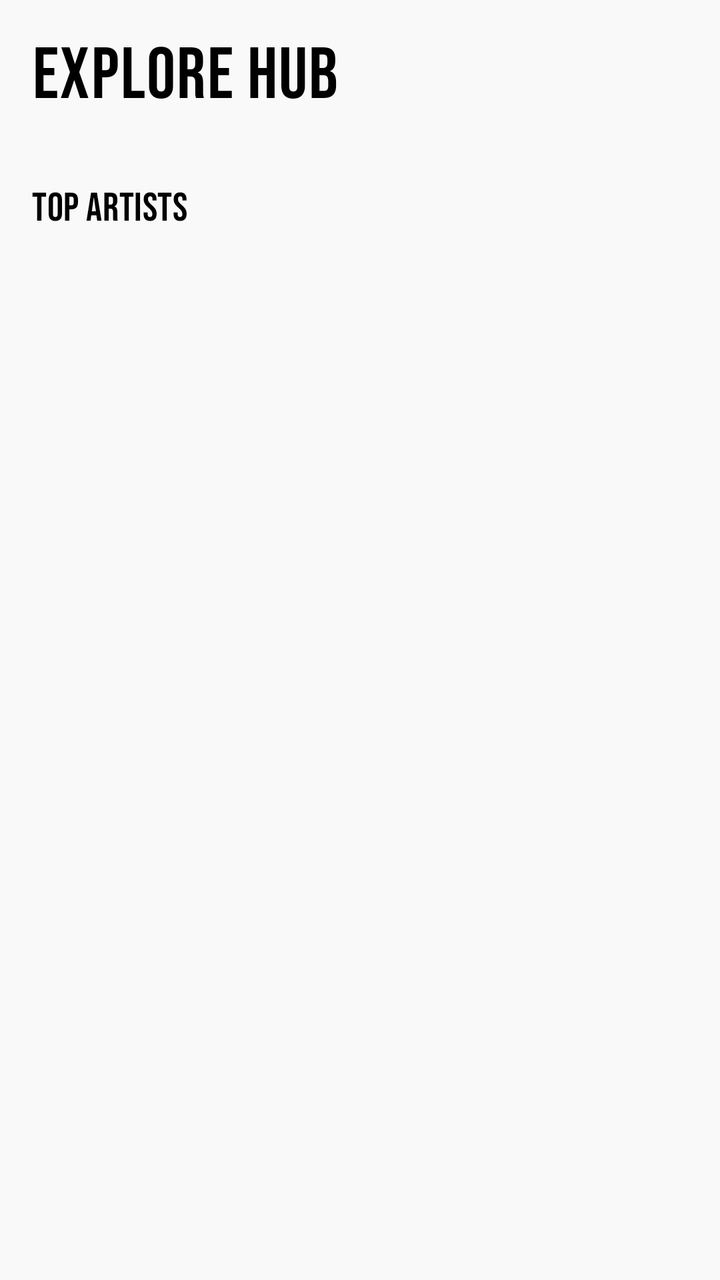
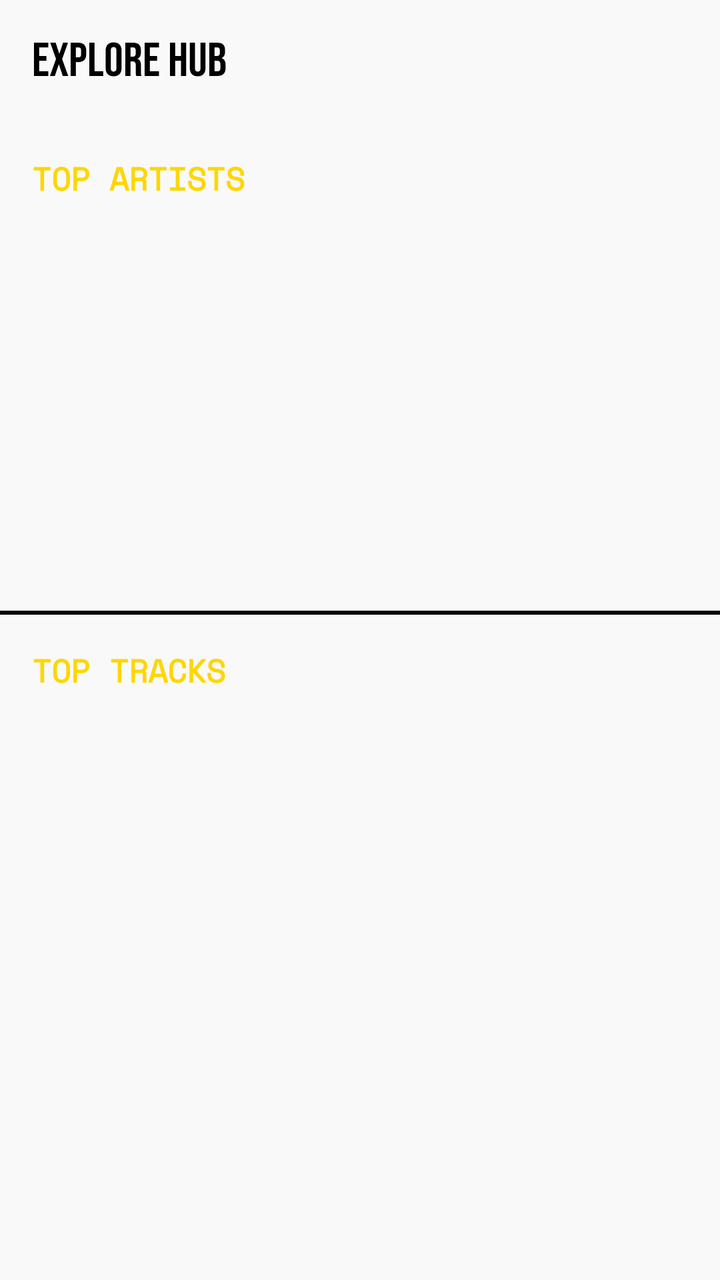

Before-and-after screenshots of an Android layout around one commit, followed by the original layout XML and the change that was made.
<!-- AndroidManifest.xml: application theme Theme.Noctune -->
<!-- res/layout/fragment_explore.xml -->
<?xml version="1.0" encoding="utf-8"?>
<LinearLayout
    xmlns:android="http://schemas.android.com/apk/res/android"
    xmlns:app="http://schemas.android.com/apk/res-auto"
    android:layout_width="match_parent"
    android:layout_height="match_parent"
    android:orientation="vertical"
    android:background="@color/bg_main"
    android:padding="16dp">

    <TextView
        android:layout_width="wrap_content"
        android:layout_height="wrap_content"
        android:layout_marginBottom="16dp"
        android:text="EXPLORE HUB"
        android:textColor="@color/text_primary"
        android:textSize="36sp"
        android:fontFamily="@font/bebas_neue"
        android:letterSpacing="0.02"/>

    <HorizontalScrollView
        android:layout_width="match_parent"
        android:layout_height="wrap_content"
        android:scrollbars="none"
        android:layout_marginBottom="16dp">

        <LinearLayout
            android:id="@+id/ll_genre_chips"
            android:layout_width="wrap_content"
            android:layout_height="wrap_content"
            android:orientation="horizontal"/>
    </HorizontalScrollView>

    <TextView
        android:id="@+id/tv_explore_label"
        android:layout_width="wrap_content"
        android:layout_height="wrap_content"
        android:layout_marginBottom="12dp"
        android:text="TOP ARTISTS"
        android:textColor="@color/text_primary"
        android:textSize="20sp"
        android:fontFamily="@font/bebas_neue"
        android:letterSpacing="0.01"/>

    <androidx.recyclerview.widget.RecyclerView
        android:id="@+id/rv_explore"
        android:layout_width="match_parent"
        android:layout_height="0dp"
        android:layout_weight="1"/>

    <Button
        android:id="@+id/btn_retry_explore"
        android:layout_width="match_parent"
        android:layout_height="54dp"
        android:text="RETRY CONNECTION"
        android:background="@drawable/brutalist_button_selector"
        android:textColor="#000000"
        android:fontFamily="@font/space_mono"
        android:textStyle="bold"
        android:visibility="gone"
        app:cornerRadius="0dp"/>
</LinearLayout>
<!-- resources referenced by this layout -->
<resources>
  <color name="bg_main">#F9F9F9</color>
  <color name="text_primary">#000000</color>
  <!-- drawable brutalist_button_selector (drawable) -->
  <?xml version="1.0" encoding="utf-8"?>
  <selector xmlns:android="http://schemas.android.com/apk/res/android">
  
      <item android:state_pressed="true">
          <shape android:shape="rectangle">
              <solid android:color="@color/text_primary" />
              <stroke android:width="3dp" android:color="@color/border_color" />
              <corners android:radius="0dp" />
          </shape>
      </item>
  
      <item>
          <shape android:shape="rectangle">
              <solid android:color="@color/bg_surface" />
              <stroke android:width="3dp" android:color="@color/border_color" />
              <corners android:radius="0dp" />
          </shape>
      </item>
  
  </selector>
  <style name="Theme.Noctune" parent="Theme.MaterialComponents.Light.NoActionBar">
          <item name="colorPrimary">@color/brand_yellow</item>
          <item name="colorPrimaryVariant">@color/brand_yellow</item>
          <item name="colorOnPrimary">#000000</item>  
          <item name="colorSecondary">@color/brand_red</item>
  
          <item name="android:windowBackground">@color/bg_main</item>
          <item name="android:statusBarColor">@color/brand_yellow</item>
  
          <item name="android:windowLightStatusBar">true</item>
          <item name="android:clipToPadding">false</item>
      </style>
  <color name="border_color">#000000</color>
  <color name="bg_surface">#FFFFFF</color>
  <color name="brand_yellow">#FFD600</color>
  <color name="brand_red">#E63329</color>
</resources>

<!-- the commit's change to res/layout/fragment_explore.xml (unified diff, before → after) -->
@@ -1,62 +1,108 @@
 <?xml version="1.0" encoding="utf-8"?>
 <LinearLayout
     xmlns:android="http://schemas.android.com/apk/res/android"
-    xmlns:app="http://schemas.android.com/apk/res-auto"
     android:layout_width="match_parent"
     android:layout_height="match_parent"
     android:orientation="vertical"
-    android:background="@color/bg_main"
-    android:padding="16dp">
+    android:background="@color/bg_main">
 
+    
     <TextView
         android:layout_width="wrap_content"
         android:layout_height="wrap_content"
-        android:layout_marginBottom="16dp"
+        android:layout_margin="16dp"
         android:text="EXPLORE HUB"
         android:textColor="@color/text_primary"
-        android:textSize="36sp"
-        android:fontFamily="@font/bebas_neue"
-        android:letterSpacing="0.02"/>
+        android:textSize="24sp"
+        android:fontFamily="@font/bebas_neue"/>
 
+    
     <HorizontalScrollView
         android:layout_width="match_parent"
         android:layout_height="wrap_content"
         android:scrollbars="none"
-        android:layout_marginBottom="16dp">
+        android:paddingStart="16dp"
+        android:paddingEnd="16dp">
 
         <LinearLayout
             android:id="@+id/ll_genre_chips"
             android:layout_width="wrap_content"
             android:layout_height="wrap_content"
             android:orientation="horizontal"/>
+
     </HorizontalScrollView>
 
-    <TextView
-        android:id="@+id/tv_explore_label"
-        android:layout_width="wrap_content"
-        android:layout_height="wrap_content"
-        android:layout_marginBottom="12dp"
-        android:text="TOP ARTISTS"
-        android:textColor="@color/text_primary"
-        android:textSize="20sp"
-        android:fontFamily="@font/bebas_neue"
-        android:letterSpacing="0.01"/>
-
-    <androidx.recyclerview.widget.RecyclerView
-        android:id="@+id/rv_explore"
-        android:layout_width="match_parent"
-        android:layout_height="0dp"
-        android:layout_weight="1"/>
-
+    
     <Button
         android:id="@+id/btn_retry_explore"
         android:layout_width="match_parent"
-        android:layout_height="54dp"
-        android:text="RETRY CONNECTION"
-        android:background="@drawable/brutalist_button_selector"
-        android:textColor="#000000"
+        android:layout_height="wrap_content"
+        android:layout_margin="16dp"
+        android:text="RETRY"
+        android:backgroundTint="@color/brand_yellow"
+        android:textColor="@color/text_primary"
         android:fontFamily="@font/space_mono"
-        android:textStyle="bold"
-        android:visibility="gone"
-        app:cornerRadius="0dp"/>
+        android:visibility="gone"/>
+
+    
+    <ScrollView
+        android:layout_width="match_parent"
+        android:layout_height="match_parent">
+
+        <LinearLayout
+            android:layout_width="match_parent"
+            android:layout_height="wrap_content"
+            android:orientation="vertical"
+            android:paddingBottom="16dp">
+
+            
+            <TextView
+                android:id="@+id/tv_artists_label"
+                android:layout_width="wrap_content"
+                android:layout_height="wrap_content"
+                android:layout_margin="16dp"
+                android:text="TOP ARTISTS"
+                android:textColor="@color/brand_yellow"
+                android:textSize="16sp"
+                android:fontFamily="@font/space_mono"
+                android:textStyle="bold"/>
+
+            <androidx.recyclerview.widget.RecyclerView
+                android:id="@+id/rv_explore_artists"
+                android:layout_width="match_parent"
+                android:layout_height="180dp"
+                android:orientation="horizontal"
+                android:paddingStart="16dp"
+                android:clipToPadding="false"/>
+
+            
+            <View
+                android:layout_width="match_parent"
+                android:layout_height="2dp"
+                android:background="@color/border_color"
+                android:layout_marginTop="8dp"/>
+
+            
+            <TextView
+                android:id="@+id/tv_tracks_label"
+                android:layout_width="wrap_content"
+                android:layout_height="wrap_content"
+                android:layout_margin="16dp"
+                android:text="TOP TRACKS"
+                android:textColor="@color/brand_yellow"
+                android:textSize="16sp"
+                android:fontFamily="@font/space_mono"
+                android:textStyle="bold"/>
+
+            <androidx.recyclerview.widget.RecyclerView
+                android:id="@+id/rv_explore_tracks"
+                android:layout_width="match_parent"
+                android:layout_height="wrap_content"
+                android:nestedScrollingEnabled="false"
+                android:padding="8dp"/>
+
+        </LinearLayout>
+
+    </ScrollView>
+
 </LinearLayout>
<!-- resource entries referenced after the edit -->
@@ -1,28 +1,9 @@
 <!-- resources referenced by this layout -->
 <resources>
   <color name="bg_main">#F9F9F9</color>
+  <color name="border_color">#000000</color>
+  <color name="brand_yellow">#FFD600</color>
   <color name="text_primary">#000000</color>
-  <!-- drawable brutalist_button_selector (drawable) -->
-  <?xml version="1.0" encoding="utf-8"?>
-  <selector xmlns:android="http://schemas.android.com/apk/res/android">
-  
-      <item android:state_pressed="true">
-          <shape android:shape="rectangle">
-              <solid android:color="@color/text_primary" />
-              <stroke android:width="3dp" android:color="@color/border_color" />
-              <corners android:radius="0dp" />
-          </shape>
-      </item>
-  
-      <item>
-          <shape android:shape="rectangle">
-              <solid android:color="@color/bg_surface" />
-              <stroke android:width="3dp" android:color="@color/border_color" />
-              <corners android:radius="0dp" />
-          </shape>
-      </item>
-  
-  </selector>
   <style name="Theme.Noctune" parent="Theme.MaterialComponents.Light.NoActionBar">
           <item name="colorPrimary">@color/brand_yellow</item>
           <item name="colorPrimaryVariant">@color/brand_yellow</item>
@@ -35,9 +16,6 @@
           <item name="android:windowLightStatusBar">true</item>
           <item name="android:clipToPadding">false</item>
       </style>
-  <color name="border_color">#000000</color>
-  <color name="bg_surface">#FFFFFF</color>
-  <color name="brand_yellow">#FFD600</color>
   <color name="brand_red">#E63329</color>
 </resources>
 
